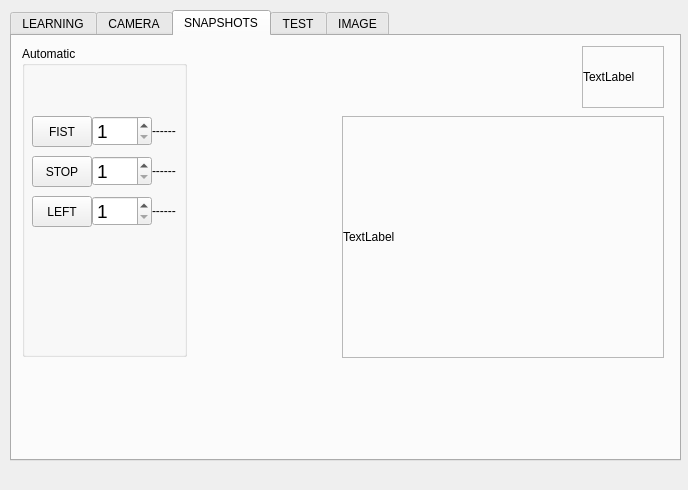
Old version of the form mainwindow.ui in the repository ahmetcihan/hand_recognition.
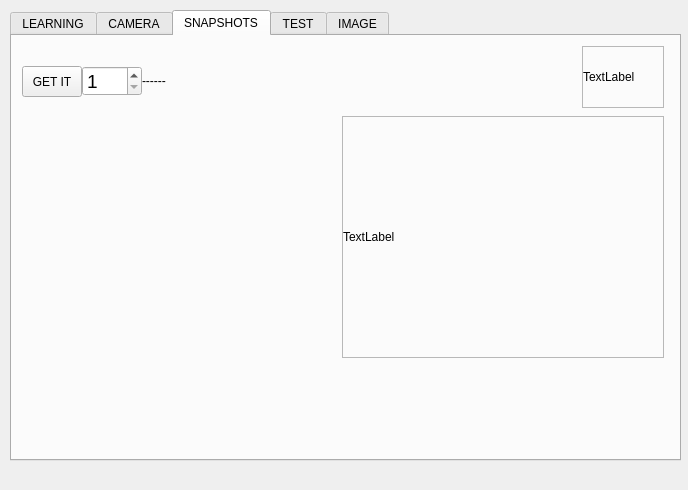
New version of the form. The open tabs and pages were chosen to show the change.

Commit message: prepared for object tracking

```diff
--- a/mainwindow.ui
+++ b/mainwindow.ui
@@ -600,160 +600,6 @@
        </property>
       </widget>
      </widget>
-     <widget class="QGroupBox" name="groupBox_3">
-      <property name="geometry">
-       <rect>
-        <x>10</x>
-        <y>10</y>
-        <width>165</width>
-        <height>311</height>
-       </rect>
-      </property>
-      <property name="title">
-       <string>Automatic</string>
-      </property>
-      <widget class="QSpinBox" name="spinBox_snapshot_fist_last">
-       <property name="geometry">
-        <rect>
-         <x>70</x>
-         <y>70</y>
-         <width>60</width>
-         <height>30</height>
-        </rect>
-       </property>
-       <property name="font">
-        <font>
-         <pointsize>14</pointsize>
-        </font>
-       </property>
-       <property name="minimum">
-        <number>1</number>
-       </property>
-       <property name="maximum">
-        <number>1000</number>
-       </property>
-      </widget>
-      <widget class="QPushButton" name="pushButton_snapshot_stop_automatic">
-       <property name="geometry">
-        <rect>
-         <x>10</x>
-         <y>110</y>
-         <width>60</width>
-         <height>31</height>
-        </rect>
-       </property>
-       <property name="text">
-        <string>STOP</string>
-       </property>
-      </widget>
-      <widget class="QPushButton" name="pushButton_snapshot_left_automatic">
-       <property name="geometry">
-        <rect>
-         <x>10</x>
-         <y>150</y>
-         <width>60</width>
-         <height>31</height>
-        </rect>
-       </property>
-       <property name="text">
-        <string>LEFT</string>
-       </property>
-      </widget>
-      <widget class="QPushButton" name="pushButton_snapshot_fist_automatic">
-       <property name="geometry">
-        <rect>
-         <x>10</x>
-         <y>70</y>
-         <width>60</width>
-         <height>31</height>
-        </rect>
-       </property>
-       <property name="text">
-        <string>FIST</string>
-       </property>
-      </widget>
-      <widget class="QSpinBox" name="spinBox_snapshot_stop_last">
-       <property name="geometry">
-        <rect>
-         <x>70</x>
-         <y>110</y>
-         <width>60</width>
-         <height>30</height>
-        </rect>
-       </property>
-       <property name="font">
-        <font>
-         <pointsize>14</pointsize>
-        </font>
-       </property>
-       <property name="minimum">
-        <number>1</number>
-       </property>
-       <property name="maximum">
-        <number>1000</number>
-       </property>
-      </widget>
-      <widget class="QSpinBox" name="spinBox_snapshot_left_last">
-       <property name="geometry">
-        <rect>
-         <x>70</x>
-         <y>150</y>
-         <width>60</width>
-         <height>30</height>
-        </rect>
-       </property>
-       <property name="font">
-        <font>
-         <pointsize>14</pointsize>
-        </font>
-       </property>
-       <property name="minimum">
-        <number>1</number>
-       </property>
-       <property name="maximum">
-        <number>1000</number>
-       </property>
-      </widget>
-      <widget class="QLabel" name="label_snap_auto_fist">
-       <property name="geometry">
-        <rect>
-         <x>130</x>
-         <y>70</y>
-         <width>30</width>
-         <height>30</height>
-        </rect>
-       </property>
-       <property name="text">
-        <string>------</string>
-       </property>
-      </widget>
-      <widget class="QLabel" name="label_snap_auto_stop">
-       <property name="geometry">
-        <rect>
-         <x>130</x>
-         <y>110</y>
-         <width>30</width>
-         <height>30</height>
-        </rect>
-       </property>
-       <property name="text">
-        <string>------</string>
-       </property>
-      </widget>
-      <widget class="QLabel" name="label_snap_auto_left">
-       <property name="geometry">
-        <rect>
-         <x>130</x>
-         <y>150</y>
-         <width>30</width>
-         <height>30</height>
-        </rect>
-       </property>
-       <property name="text">
-        <string>------</string>
-       </property>
-      </widget>
-     </widget>
      <widget class="QFrame" name="frame_7">
       <property name="geometry">
        <rect>
@@ -783,6 +629,53 @@
        </property>
       </widget>
      </widget>
+     <widget class="QLabel" name="label_snap_auto_object">
+      <property name="geometry">
+       <rect>
+        <x>130</x>
+        <y>30</y>
+        <width>30</width>
+        <height>30</height>
+       </rect>
+      </property>
+      <property name="text">
+       <string>------</string>
+      </property>
+     </widget>
+     <widget class="QPushButton" name="pushButton_snapshot_object_automatic">
+      <property name="geometry">
+       <rect>
+        <x>10</x>
+        <y>30</y>
+        <width>60</width>
+        <height>31</height>
+       </rect>
+      </property>
+      <property name="text">
+       <string>GET IT</string>
+      </property>
+     </widget>
+     <widget class="QSpinBox" name="spinBox_snapshot_object_last">
+      <property name="geometry">
+       <rect>
+        <x>70</x>
+        <y>30</y>
+        <width>60</width>
+        <height>30</height>
+       </rect>
+      </property>
+      <property name="font">
+       <font>
+        <pointsize>14</pointsize>
+       </font>
+      </property>
+      <property name="minimum">
+       <number>1</number>
+      </property>
+      <property name="maximum">
+       <number>1000</number>
+      </property>
+     </widget>
     </widget>
     <widget class="QWidget" name="tab_4">
      <attribute name="title">
```
Left out of the diff: 403 changed lines with no effect on the pictures. The commit also changes 4 other files.
